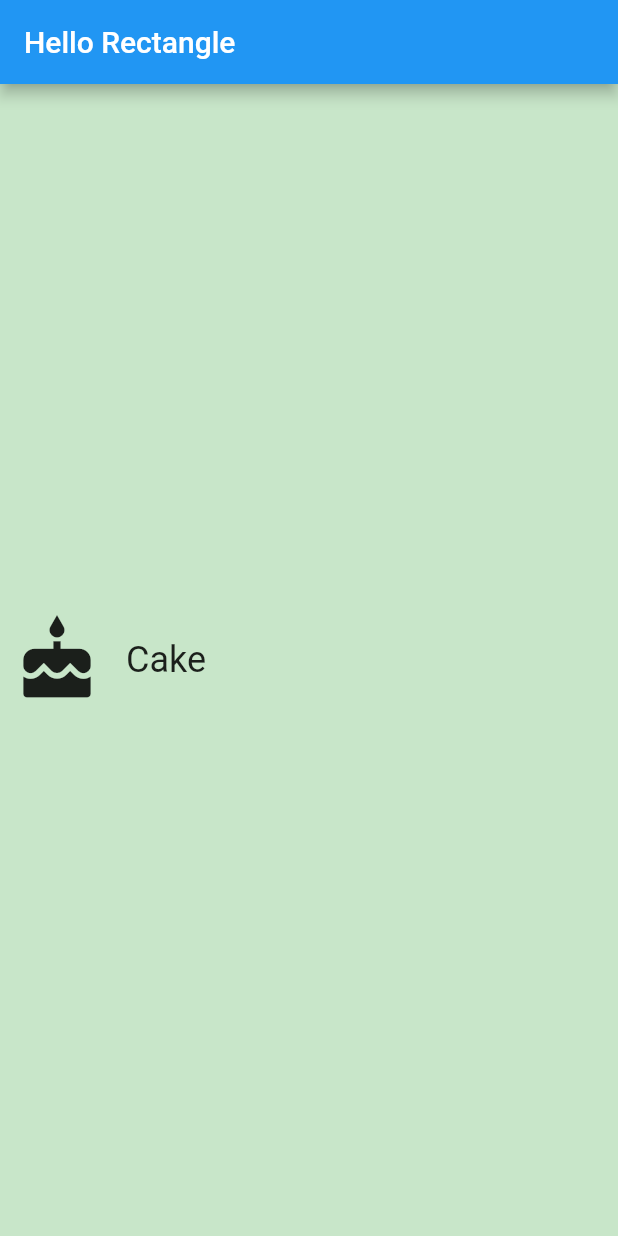
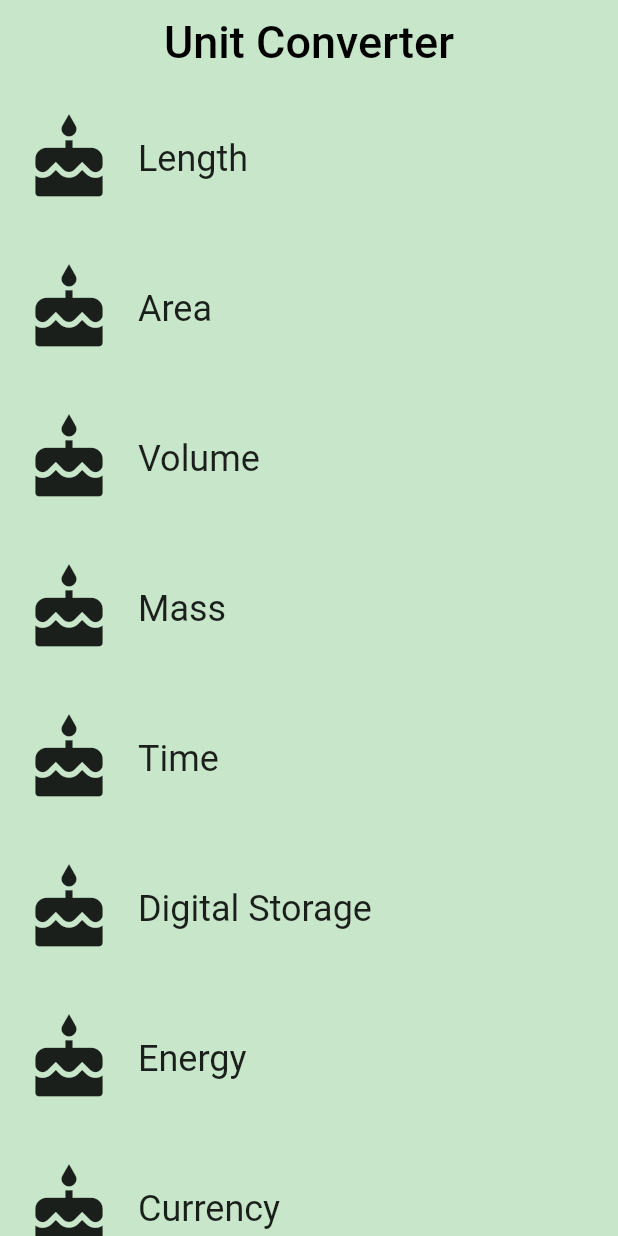
Before and after one commit to GinoLlerena/hellorectangle, a Flutter app: the screen it shows after launch, on a phone screen of 412 x 824 dp. Run offline on Flutter 3.47's test engine with Material 2 defaults, Android fonts, the phone set to English and light mode, and no system bars.

Commit message:
CategoryRoute Added

```diff
--- /dev/null
+++ b/hellorectangle/lib/category_route.dart
@@ -0,0 +1,85 @@
+import 'package:flutter/material.dart';
+import 'Category.dart';
+
+
+final _backgroundColor = Colors.green[100];
+
+class CategoryRoute extends StatelessWidget {
+
+  const CategoryRoute();
+
+  static const _categoryNames = <String>[
+    'Length',
+    'Area',
+    'Volume',
+    'Mass',
+    'Time',
+    'Digital Storage',
+    'Energy',
+    'Currency',
+  ];
+
+  static const _baseColors = <Color>[
+    Colors.teal,
+    Colors.orange,
+    Colors.pinkAccent,
+    Colors.blueAccent,
+    Colors.yellow,
+    Colors.greenAccent,
+    Colors.purpleAccent,
+    Colors.red,
+  ];
+
+  Widget _buildCategoryWidgets(List<Widget> categories, bool portrait) {
+    portrait ??= true;
+
+    if (portrait) {
+      return ListView.builder(
+        itemBuilder: (BuildContext context, int index) => categories[index],
+        itemCount: categories.length,
+      );
+    } else {
+      return GridView.count(
+        crossAxisCount: 2, childAspectRatio: 3, children: categories
+      );
+    }
+  }
+
+  @override
+  Widget build(BuildContext context) {
+    final categories = <Category>[];
+
+    for (var i = 0; i < _categoryNames.length; i++) {
+      categories.add(Category(
+        name: _categoryNames[i],
+        color: _baseColors[i],
+        iconLocation: Icons.cake,
+      ));
+    }
+
+    final listView = Container(
+      color: _backgroundColor,
+      padding: EdgeInsets.symmetric(horizontal: 8.0),
+      child: _buildCategoryWidgets(categories, true),
+    );
+
+    final appBar = AppBar(
+      elevation: 0.0,
+      title: Text(
+        'Unit Converter',
+        style: TextStyle(
+          color: Colors.black,
+          fontSize: 30.0,
+        ),
+      ),
+      centerTitle: true,
+      backgroundColor: _backgroundColor,
+    );
+
+    return Scaffold(
+      appBar: appBar,
+      body: listView,
+    );
+  }
+
+}
--- a/hellorectangle/lib/main.dart
+++ b/hellorectangle/lib/main.dart
@@ -5,12 +5,24 @@
 import 'package:flutter/material.dart';
 
 import 'Category.dart';
+import 'category_route.dart';
 
 const _categoryName = 'Cake';
 const _categoryIcon = Icons.cake;
 const _categoryColor = Colors.green;
 
+
 void main() {
+  runApp(
+    MaterialApp(
+      debugShowCheckedModeBanner: false,
+      title: 'Unit Converter',
+      home: CategoryRoute()
+    )
+  );
+}
+
+/*void main() {
   runApp(
     MaterialApp(
       debugShowCheckedModeBanner: false,
@@ -30,7 +42,7 @@ void main() {
       ),
     ),
   );
-}
+}*/
 
 class HelloRectangle extends StatelessWidget {
   @override
```
